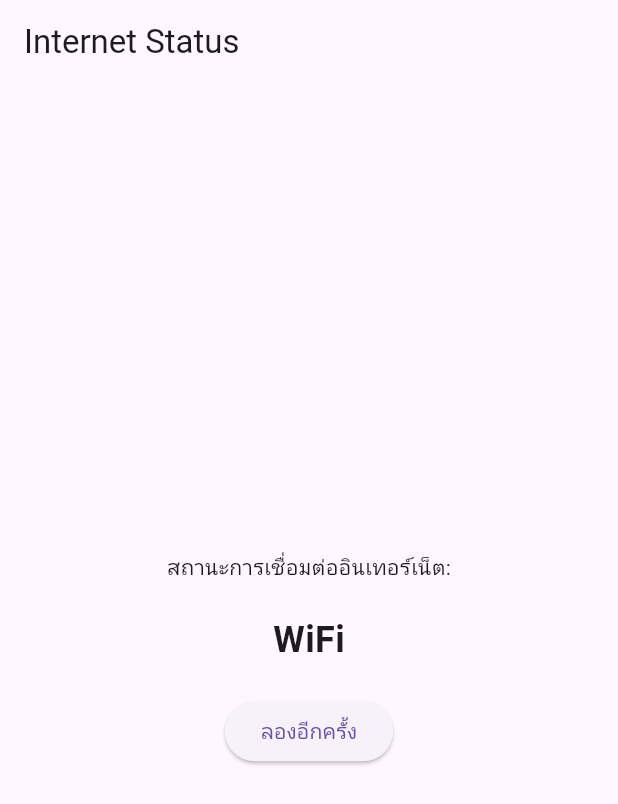
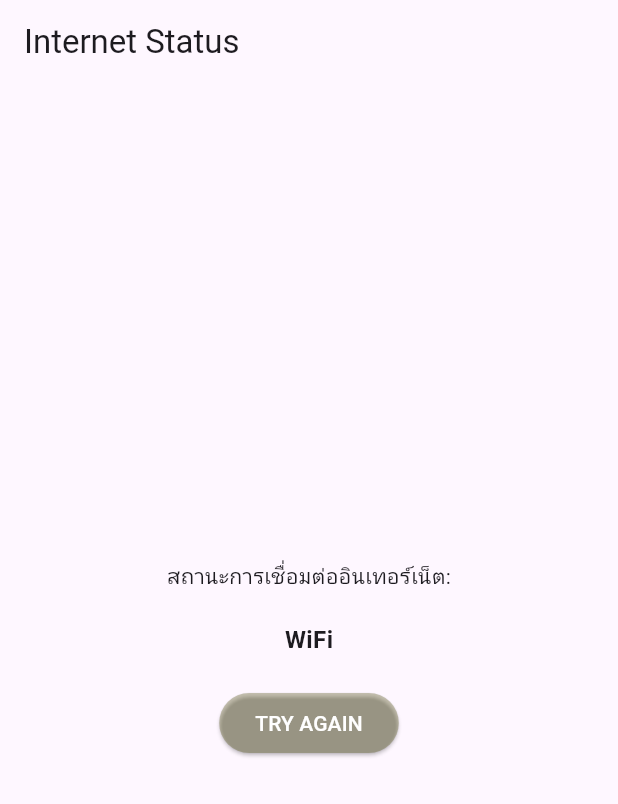
Before and after one commit to Imweeraya/AQI_Project_Flutter, a Flutter app: the screen it shows after launch, on a phone screen of 412 x 824 dp. Shown: the top 804 px of the screen. Run offline on Flutter 3.47's test engine with Material 3 defaults, Android fonts, the phone set to English and light mode, and no system bars; our stand-ins replace connectivity.

Commit message:
add_status

```diff
--- a/apps/core/lib/main.dart
+++ b/apps/core/lib/main.dart
@@ -6,6 +6,8 @@
 }
 
 class MyApp extends StatelessWidget {
+  const MyApp({super.key});
+
   @override
   Widget build(BuildContext context) {
     return MaterialApp(
@@ -13,12 +15,14 @@
       theme: ThemeData(
         primarySwatch: Colors.blue,
       ),
-      home: InternetStatusPage(),
+      home: const InternetStatusPage(),
     );
   }
 }
 
 class InternetStatusPage extends StatefulWidget {
+  const InternetStatusPage({super.key});
+
   @override
   _InternetStatusPageState createState() => _InternetStatusPageState();
 }
@@ -44,27 +48,37 @@
   Widget build(BuildContext context) {
     return Scaffold(
       appBar: AppBar(
-        title: Text('Internet Status'),
+        title: const Text('Internet Status'),
       ),
       body: Center(
         child: Column(
           mainAxisAlignment: MainAxisAlignment.center,
           children: <Widget>[
-            Text(
+            const Text(
               'สถานะการเชื่อมต่ออินเทอร์เน็ต:',
             ),
-            SizedBox(height: 20),
+            const SizedBox(height: 20),
             Text(
               _getStatusText(connectivityStatus),
-              style: TextStyle(fontSize: 24, fontWeight: FontWeight.bold),
+              style: const TextStyle(fontSize: 16, fontWeight: FontWeight.bold),
             ),
-            SizedBox(height: 20),
+            const SizedBox(height: 20),
             ElevatedButton(
-              onPressed: () {
-                _refreshConnectivity();
-              },
-              child: Text('ลองอีกครั้ง'),
-            ),
+  onPressed: () {
+    _refreshConnectivity();
+   },
+  style: ElevatedButton.styleFrom(
+    backgroundColor: const Color.fromARGB(75, 75, 75, 1),
+  ),
+  child: const Text(
+    'TRY AGAIN',
+    style: TextStyle(
+      color: Colors.white,
+      fontSize: 14,
+    ),
+  ),
+),
+
           ],
         ),
       ),
@@ -74,7 +88,7 @@
   String _getStatusText(var status) {
     switch (status) {
       case ConnectivityResult.none:
-        return 'ไม่มีการเชื่อมต่อ';
+        return 'No Internet Connection';
       case ConnectivityResult.mobile:
         return 'มือถือ';
       case ConnectivityResult.wifi:
```
